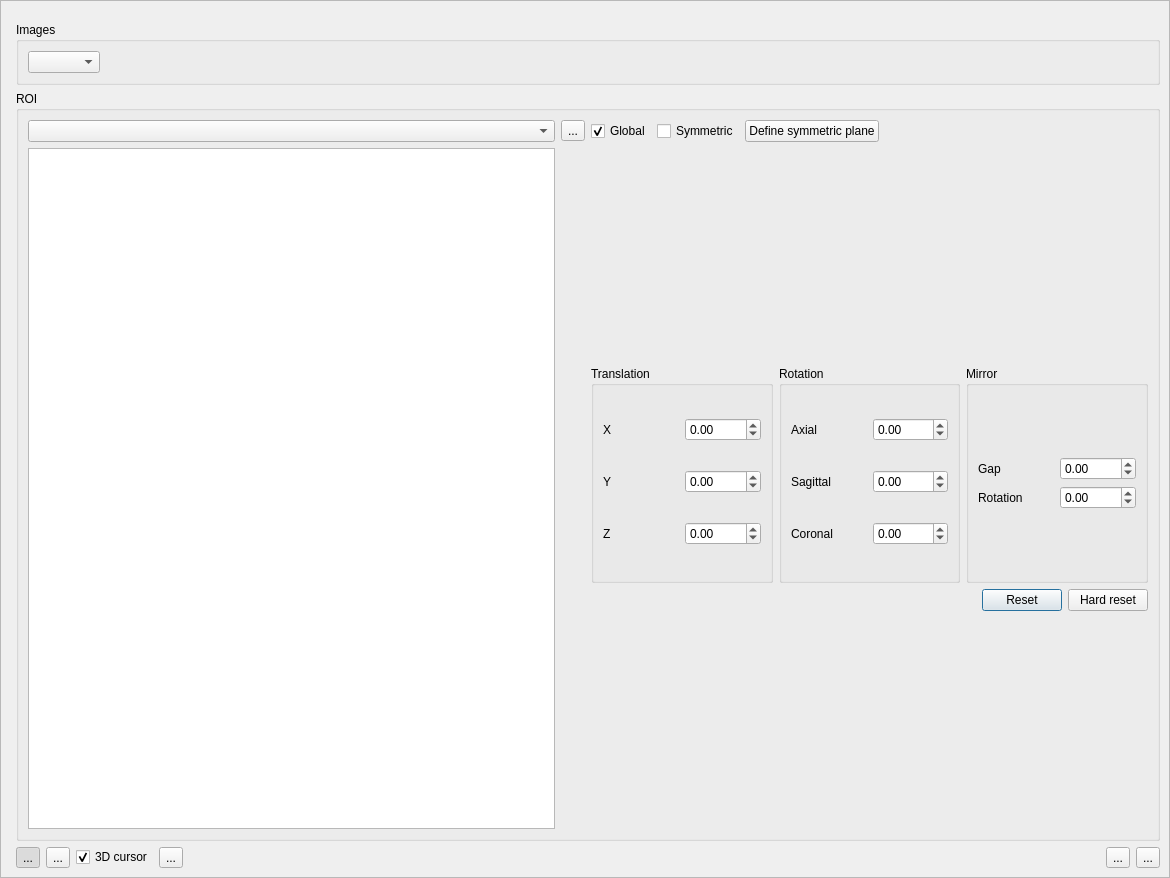
Before: the Qt Designer form share/ui/transformRoi.ui in brainvisa/axon, drawn with Qt 5.
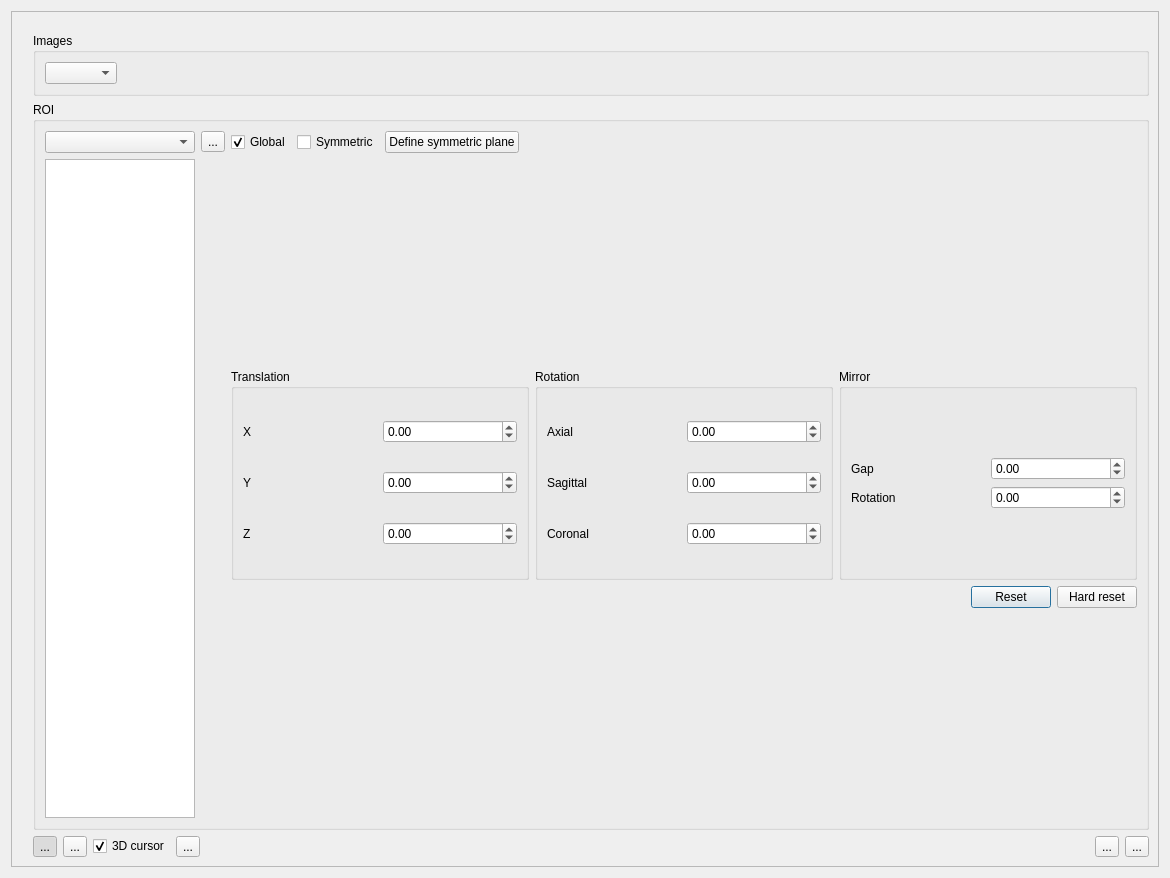
After: the same form once the commit is applied.

Commit message: fixed combobox widths

Diff of the .ui file:
```diff
--- a/share/ui/transformRoi.ui
+++ b/share/ui/transformRoi.ui
@@ -16,13 +16,7 @@
   <property name="autoFillBackground">
    <bool>true</bool>
   </property>
-  <layout class="QHBoxLayout" name="horizontalLayout_15">
-   <property name="spacing">
-    <number>0</number>
-   </property>
-   <property name="margin">
-    <number>0</number>
-   </property>
+  <layout class="QVBoxLayout" name="verticalLayout_9">
    <item>
     <widget class="QFrame" name="frame">
      <property name="frameShape">
@@ -37,13 +31,13 @@
         <item row="0" column="0">
          <widget class="QWidget" name="coronal" native="true"/>
         </item>
-        <item row="0" column="1" rowspan="2">
+        <item row="0" column="1" colspan="2">
          <widget class="QWidget" name="sagittal" native="true"/>
         </item>
-        <item row="1" column="0" rowspan="2">
+        <item row="1" column="0" rowspan="2" colspan="2">
          <widget class="QWidget" name="axial" native="true"/>
         </item>
-        <item row="2" column="1">
+        <item row="2" column="2">
          <layout class="QVBoxLayout" name="verticalLayout_7">
           <item>
            <widget class="QGroupBox" name="groupBox">
@@ -53,10 +47,16 @@
             <layout class="QHBoxLayout" name="horizontalLayout_2">
              <item>
               <widget class="QComboBox" name="imageCb">
+               <property name="sizePolicy">
+                <sizepolicy hsizetype="Fixed" vsizetype="Fixed">
+                 <horstretch>0</horstretch>
+                 <verstretch>0</verstretch>
+                </sizepolicy>
+               </property>
                <property name="maximumSize">
                 <size>
-                 <width>16777215</width>
-                 <height>16777215</height>
+                 <width>150</width>
+                 <height>23</height>
                 </size>
                </property>
               </widget>
@@ -85,16 +85,42 @@
             <property name="title">
              <string>ROI</string>
             </property>
-            <layout class="QHBoxLayout" name="horizontalLayout_11">
+            <layout class="QHBoxLayout" name="horizontalLayout_13">
              <item>
-              <layout class="QHBoxLayout" name="horizontalLayout_13">
+              <layout class="QHBoxLayout" name="horizontalLayout_11">
                <item>
                 <layout class="QVBoxLayout" name="verticalLayout_5">
                  <item>
-                  <widget class="QComboBox" name="roiCb"/>
+                  <widget class="QComboBox" name="roiCb">
+                   <property name="sizePolicy">
+                    <sizepolicy hsizetype="Fixed" vsizetype="Fixed">
+                     <horstretch>0</horstretch>
+                     <verstretch>0</verstretch>
+                    </sizepolicy>
+                   </property>
+                   <property name="maximumSize">
+                    <size>
+                     <width>150</width>
+                     <height>23</height>
+                    </size>
+                   </property>
+                  </widget>
                  </item>
                  <item>
-                  <widget class="QListWidget" name="subRoiList"/>
+                  <widget class="QListWidget" name="subRoiList">
+                   <property name="sizePolicy">
+                    <sizepolicy hsizetype="Fixed" vsizetype="Expanding">
+                     <horstretch>0</horstretch>
+                     <verstretch>0</verstretch>
+                    </sizepolicy>
+                   </property>
+                   <property name="maximumSize">
+                    <size>
+                     <width>150</width>
+                     <height>16777215</height>
+                    </size>
+                   </property>
+                  </widget>
                  </item>
                 </layout>
                </item>
```
The commit also changes 1 other file.
